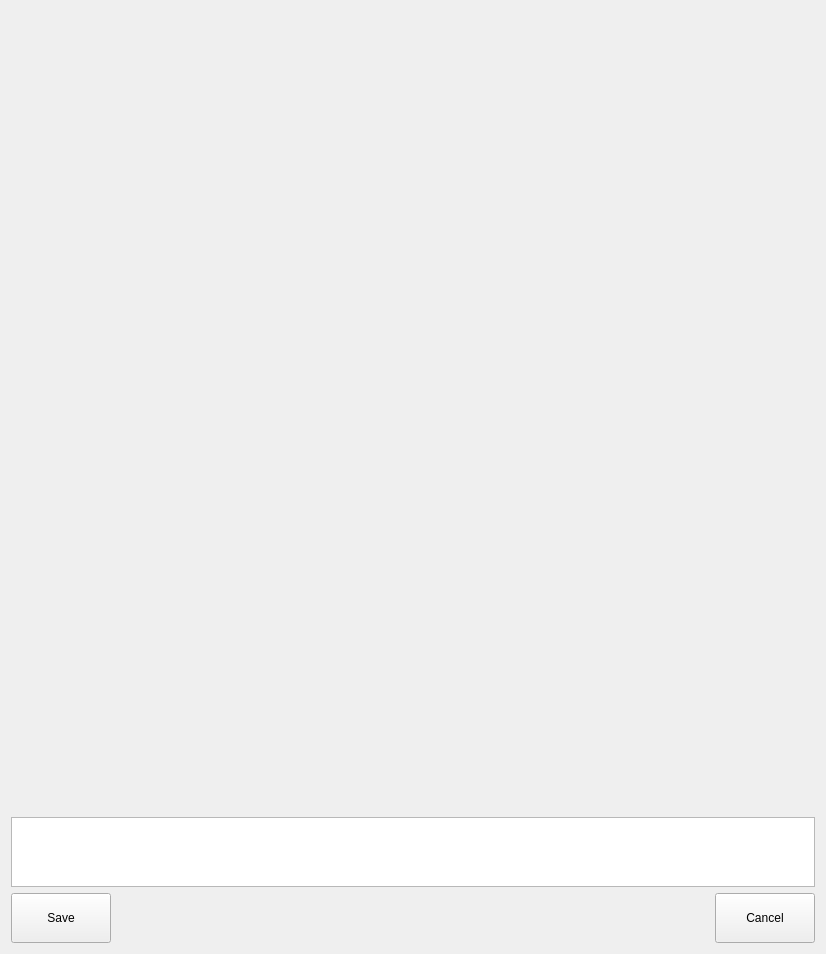
The window that assets/ui/plotCanvas.ui (jfnavarro/st_viewer) describes before a commit, drawn with Qt 5.
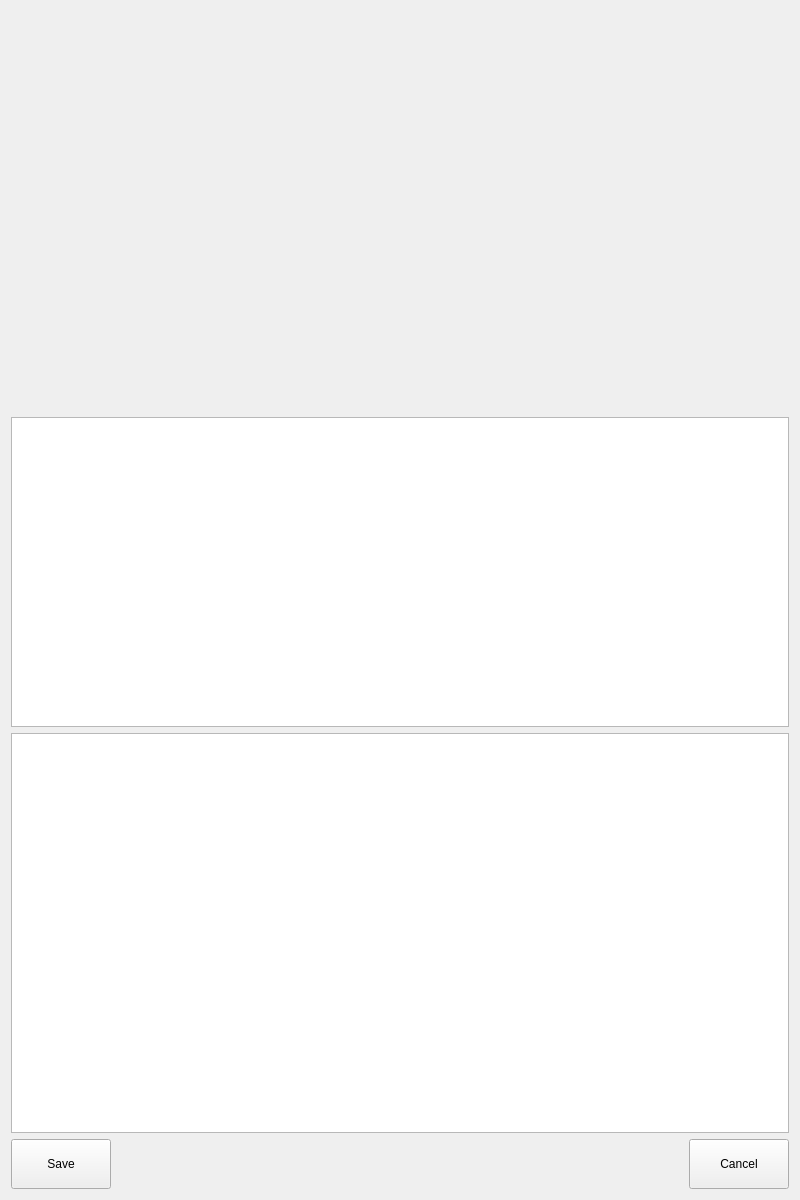
The same window after the commit.

Commit message: added a table of DDA genes

What changed in the file:
```diff
--- a/assets/ui/plotCanvas.ui
+++ b/assets/ui/plotCanvas.ui
@@ -9,16 +9,10 @@
    <rect>
     <x>0</x>
     <y>0</y>
-    <width>826</width>
-    <height>886</height>
+    <width>800</width>
+    <height>1200</height>
    </rect>
   </property>
-  <property name="maximumSize">
-   <size>
-    <width>826</width>
-    <height>900</height>
-   </size>
-  </property>
   <property name="windowTitle">
    <string>Plot</string>
   </property>
@@ -29,20 +23,37 @@
       <widget class="QWidget" name="plotWidget" native="true">
        <property name="minimumSize">
         <size>
-         <width>800</width>
-         <height>800</height>
+         <width>400</width>
+         <height>400</height>
         </size>
        </property>
-       <property name="maximumSize">
+      </widget>
+     </item>
+     <item>
+      <widget class="QTextBrowser" name="textBrowser">
+       <property name="minimumSize">
         <size>
-         <width>800</width>
-         <height>800</height>
+         <width>0</width>
+         <height>200</height>
         </size>
        </property>
       </widget>
      </item>
      <item>
-      <widget class="QTextBrowser" name="textBrowser"/>
+      <widget class="QTableWidget" name="tableWidget">
+       <property name="minimumSize">
+        <size>
+         <width>0</width>
+         <height>400</height>
+        </size>
+       </property>
+       <attribute name="horizontalHeaderShowSortIndicator" stdset="0">
+        <bool>true</bool>
+       </attribute>
+       <attribute name="horizontalHeaderStretchLastSection">
+        <bool>true</bool>
+       </attribute>
+      </widget>
      </item>
      <item>
       <layout class="QHBoxLayout" name="horizontalLayout">
```
The commit also changes 4 other files.
